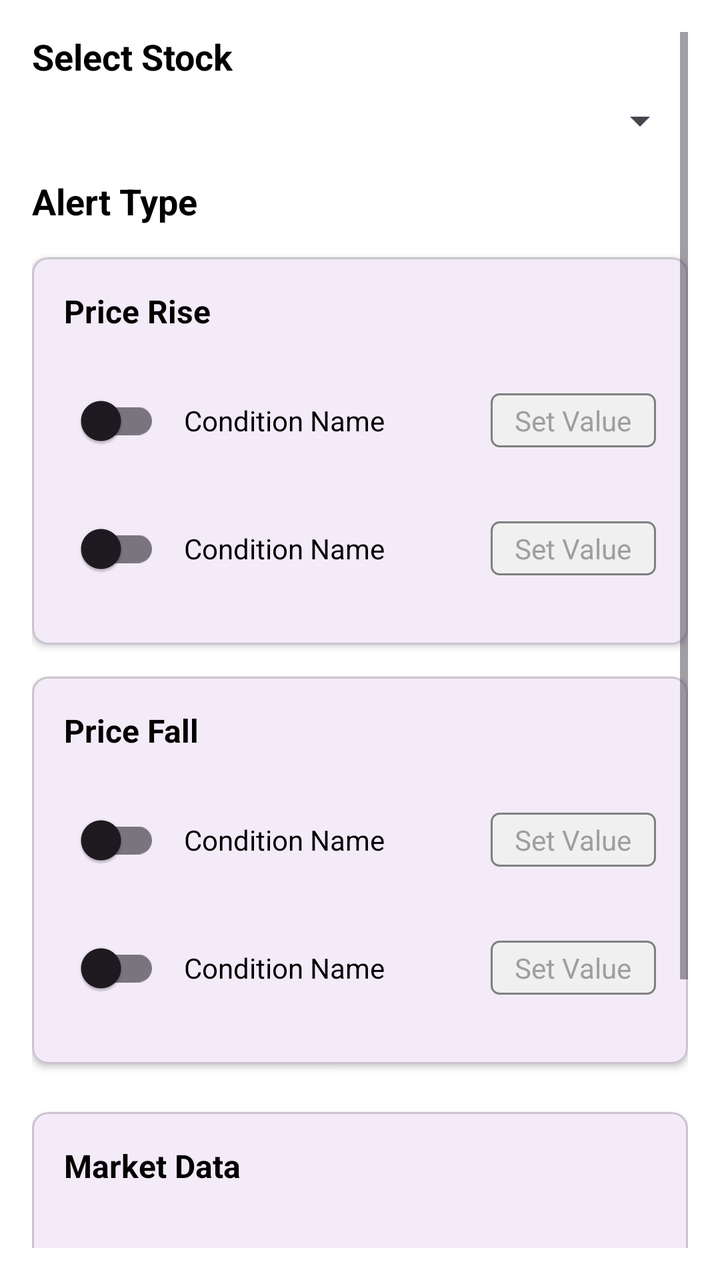
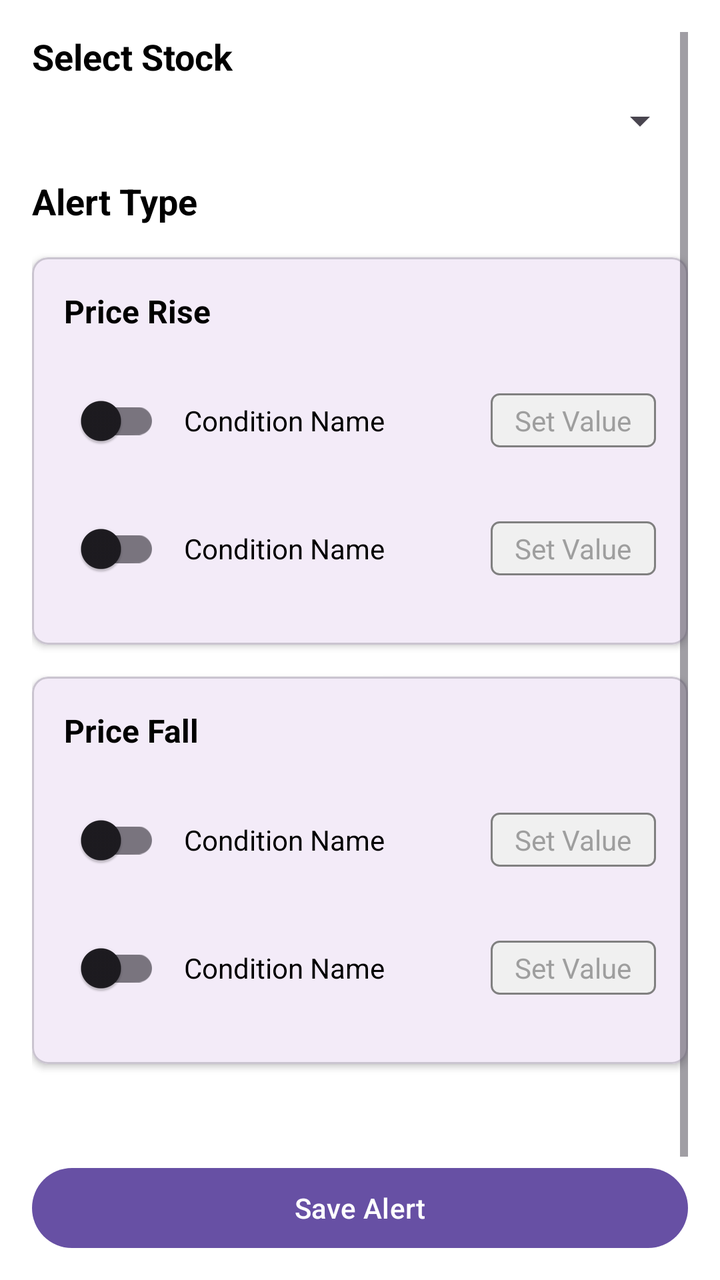

Before-and-after screenshots of an Android layout around one commit, followed by the original layout XML and the change that was made.
<!-- AndroidManifest.xml: application theme Theme.IPAD -->
<!-- res/layout/fragment_alerts.xml -->
<?xml version="1.0" encoding="utf-8"?>
<ScrollView xmlns:android="http://schemas.android.com/apk/res/android"
    xmlns:app="http://schemas.android.com/apk/res-auto"
    android:layout_width="match_parent"
    android:layout_height="match_parent"
    android:background="@color/white"
    android:padding="16dp">

    <LinearLayout
        android:layout_width="match_parent"
        android:layout_height="wrap_content"
        android:orientation="vertical">

        
        <TextView
            android:layout_width="match_parent"
            android:layout_height="wrap_content"
            android:text="Select Stock"
            android:textSize="18sp"
            android:textStyle="bold"
            android:textColor="@color/black"
            android:layout_marginBottom="8dp" />

        
        <Spinner
            android:id="@+id/stock_spinner"
            android:layout_width="match_parent"
            android:layout_height="wrap_content"
            android:layout_marginBottom="16dp" />

        <TextView
            android:layout_width="match_parent"
            android:layout_height="wrap_content"
            android:text="Alert Type"
            android:textSize="18sp"
            android:textStyle="bold"
            android:textColor="@color/black"
            android:layout_marginBottom="16dp" />

        
        <com.google.android.material.card.MaterialCardView
            android:layout_width="match_parent"
            android:layout_height="wrap_content"
            android:layout_marginBottom="16dp"
            app:cardCornerRadius="8dp"
            app:cardElevation="2dp">

            <LinearLayout
                android:id="@+id/priceRiseLayout"
                android:layout_width="match_parent"
                android:layout_height="wrap_content"
                android:orientation="vertical"
                android:padding="16dp">

                <TextView
                    android:layout_width="match_parent"
                    android:layout_height="wrap_content"
                    android:text="Price Rise"
                    android:textSize="16sp"
                    android:textStyle="bold"
                    android:textColor="@color/black"
                    android:layout_marginBottom="12dp" />

                
                <include
                    layout="@layout/item_alert_condition"
                    android:layout_width="match_parent"
                    android:layout_height="wrap_content" />

                
                <include
                    layout="@layout/item_alert_condition"
                    android:layout_width="match_parent"
                    android:layout_height="wrap_content" />

            </LinearLayout>
        </com.google.android.material.card.MaterialCardView>

        
        <com.google.android.material.card.MaterialCardView
            android:layout_width="match_parent"
            android:layout_height="wrap_content"
            android:layout_marginBottom="24dp"
            app:cardCornerRadius="8dp"
            app:cardElevation="2dp">

            <LinearLayout
                android:id="@+id/priceFallLayout"
                android:layout_width="match_parent"
                android:layout_height="wrap_content"
                android:orientation="vertical"
                android:padding="16dp">

                <TextView
                    android:layout_width="match_parent"
                    android:layout_height="wrap_content"
                    android:text="Price Fall"
                    android:textSize="16sp"
                    android:textStyle="bold"
                    android:textColor="@color/black"
                    android:layout_marginBottom="12dp" />

                
                <include
                    layout="@layout/item_alert_condition"
                    android:layout_width="match_parent"
                    android:layout_height="wrap_content" />

                
                <include
                    layout="@layout/item_alert_condition"
                    android:layout_width="match_parent"
                    android:layout_height="wrap_content" />

            </LinearLayout>
        </com.google.android.material.card.MaterialCardView>

        
        <com.google.android.material.card.MaterialCardView
            android:layout_width="match_parent"
            android:layout_height="wrap_content"
            app:cardCornerRadius="8dp"
            app:cardElevation="2dp">

            <LinearLayout
                android:id="@+id/marketDataLayout"
                android:layout_width="match_parent"
                android:layout_height="wrap_content"
                android:orientation="vertical"
                android:padding="16dp">

                <TextView
                    android:layout_width="match_parent"
                    android:layout_height="wrap_content"
                    android:text="Market Data"
                    android:textSize="16sp"
                    android:textStyle="bold"
                    android:textColor="@color/black"
                    android:layout_marginBottom="12dp" />

                
                <include
                    layout="@layout/item_alert_condition"
                    android:layout_width="match_parent"
                    android:layout_height="wrap_content" />

            </LinearLayout>
        </com.google.android.material.card.MaterialCardView>

        
        <Button
            android:id="@+id/save_alert_button"
            android:layout_width="match_parent"
            android:layout_height="wrap_content"
            android:layout_marginTop="24dp"
            android:text="Save Alert"
            android:textColor="@android:color/white" />

        <Button
            android:id="@+id/view_alerts_button"
            android:layout_width="match_parent"
            android:layout_height="wrap_content"
            android:layout_marginTop="16dp"
            android:text="View My Alerts"
            android:textColor="@android:color/white" />

    </LinearLayout>
</ScrollView>
<!-- res/layout/item_alert_condition.xml (included above) -->
<?xml version="1.0" encoding="utf-8"?>
<LinearLayout xmlns:android="http://schemas.android.com/apk/res/android"
    xmlns:app="http://schemas.android.com/apk/res-auto"
    android:layout_width="match_parent"
    android:layout_height="wrap_content"
    android:orientation="horizontal"
    android:paddingVertical="8dp"
    android:gravity="center_vertical">

    <com.google.android.material.switchmaterial.SwitchMaterial
        android:id="@+id/switch_condition"
        android:layout_width="wrap_content"
        android:layout_height="wrap_content"
        android:layout_marginEnd="12dp" />

    <TextView
        android:id="@+id/tv_condition_name"
        android:layout_width="0dp"
        android:layout_height="wrap_content"
        android:layout_weight="1"
        android:text="Condition Name"
        android:textSize="14sp"
        android:textColor="@color/black" />

    <TextView
        android:id="@+id/tv_condition_value"
        android:layout_width="wrap_content"
        android:layout_height="wrap_content"
        android:text="Set Value"
        android:textSize="14sp"
        android:textColor="@color/gray"
        android:paddingHorizontal="12dp"
        android:paddingVertical="4dp"
        android:background="@drawable/bg_value_indicator"
        android:layout_marginStart="8dp" />

</LinearLayout>
<!-- resources referenced by this layout -->
<resources>
  <color name="black">#FF000000</color>
  <color name="gray">#FF9E9E9E</color>
  <color name="white">#FFFFFFFF</color>
  <!-- drawable bg_value_indicator (drawable) -->
  <?xml version="1.0" encoding="utf-8"?>
  <shape xmlns:android="http://schemas.android.com/apk/res/android"
      android:shape="rectangle">
  
      <solid android:color="#F0F0F0" />
      <corners android:radius="4dp" />
      <stroke
          android:width="1dp"
          android:color="#808080" />
  
  </shape>
  <style name="Theme.IPAD" parent="Base.Theme.IPAD" />
  <style name="Base.Theme.IPAD" parent="Theme.Material3.DayNight.NoActionBar">
          
          
      </style>
</resources>

<!-- the commit's change to res/layout/fragment_alerts.xml (unified diff, before → after) -->
@@ -116,38 +116,6 @@
         </com.google.android.material.card.MaterialCardView>
 
         
-        <com.google.android.material.card.MaterialCardView
-            android:layout_width="match_parent"
-            android:layout_height="wrap_content"
-            app:cardCornerRadius="8dp"
-            app:cardElevation="2dp">
-
-            <LinearLayout
-                android:id="@+id/marketDataLayout"
-                android:layout_width="match_parent"
-                android:layout_height="wrap_content"
-                android:orientation="vertical"
-                android:padding="16dp">
-
-                <TextView
-                    android:layout_width="match_parent"
-                    android:layout_height="wrap_content"
-                    android:text="Market Data"
-                    android:textSize="16sp"
-                    android:textStyle="bold"
-                    android:textColor="@color/black"
-                    android:layout_marginBottom="12dp" />
-
-                
-                <include
-                    layout="@layout/item_alert_condition"
-                    android:layout_width="match_parent"
-                    android:layout_height="wrap_content" />
-
-            </LinearLayout>
-        </com.google.android.material.card.MaterialCardView>
-
-        
         <Button
             android:id="@+id/save_alert_button"
             android:layout_width="match_parent"
